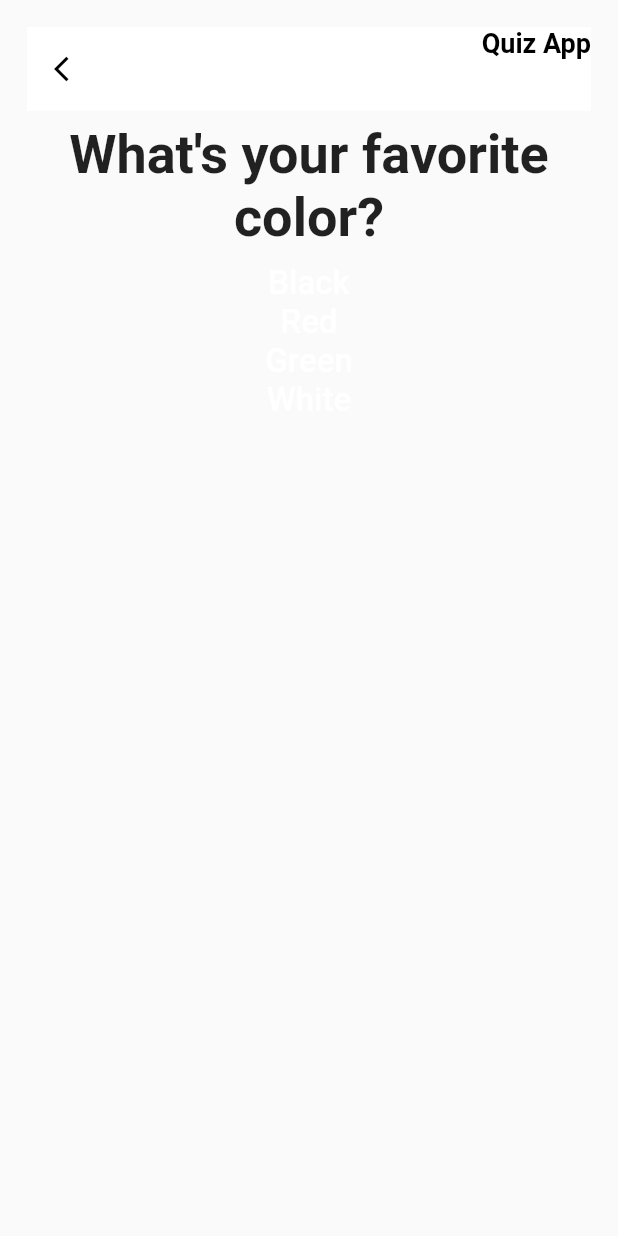
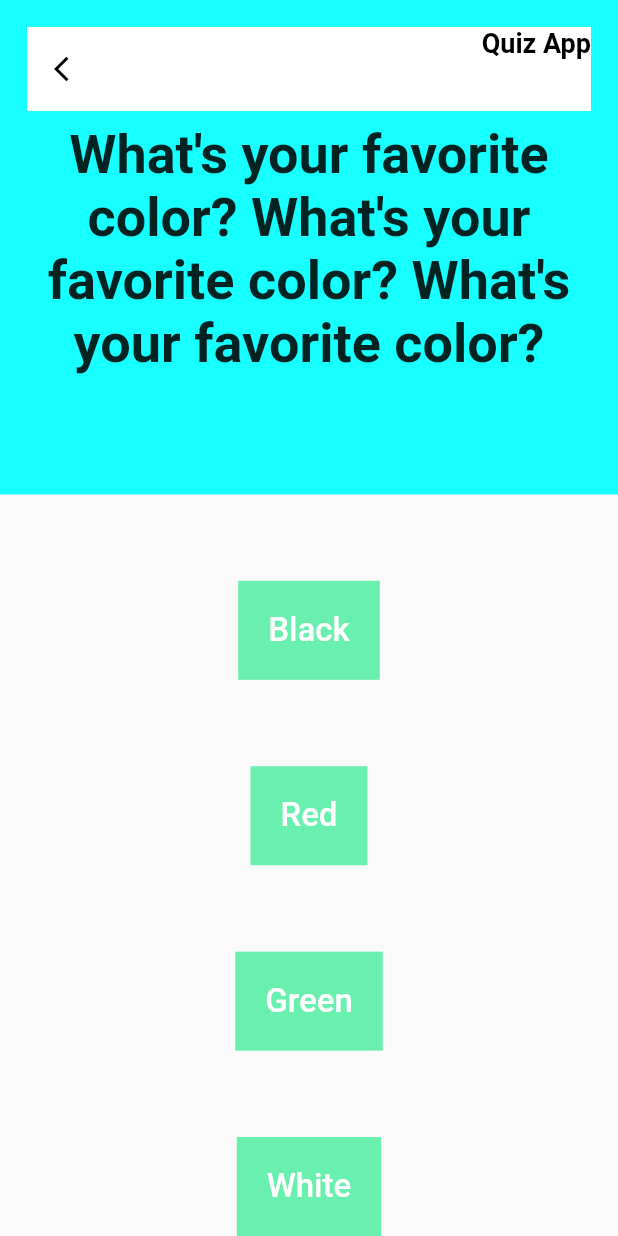
Before and after one commit to saurabhgrewal718/Quiz-app-, a Flutter app: the MyQuizApp screen opened by its route, on a phone screen of 412 x 824 dp. Run offline on Flutter 3.47's test engine with Material 2 defaults, Android fonts, the light colour scheme and no system bars; our stand-ins replace google_fonts; missing offline and left inert: animated_button; network calls fail.

Commit message:
added the variable size and 140 character limit for the question

```diff
--- a/quizapp/lib/src/pages/quiz/answer.dart
+++ b/quizapp/lib/src/pages/quiz/answer.dart
@@ -10,8 +10,10 @@ class Answer extends StatelessWidget {
 
   @override
   Widget build(BuildContext context) {
-    return Center(
+    return Container(
+      padding: EdgeInsets.all(10),
       child: AnimatedButton(
+          width: MediaQuery.of(context).size.width * 0.7,
           child: Text(
                 answerText,
                 style: TextStyle(
--- a/quizapp/lib/src/pages/quiz/my_quiz_app.dart
+++ b/quizapp/lib/src/pages/quiz/my_quiz_app.dart
@@ -14,7 +14,7 @@ class MyQuizApp extends StatefulWidget {
 class _MyAppState extends State<MyQuizApp> {
   final _questions = const [
     {
-      'questionText': 'What\'s your favorite color?',
+      'questionText': 'What\'s your favorite color? What\'s your favorite color? What\'s your favorite color?',
       'answers': [
         {'text': 'Black', 'score': 10},
         {'text': 'Red', 'score': 5},
@@ -23,7 +23,7 @@ class _MyAppState extends State<MyQuizApp> {
       ],
     },
     {
-      'questionText': 'What\'s your favorite animal?',
+      'questionText': 'What\'s your favorite animal? What\'s your favorite color? What\'s your favorite color? What\'s your favorite color?  What\'s your favorite color?',
       'answers': [
         {'text': 'Rabbit', 'score': 3},
         {'text': 'Snake', 'score': 11},
--- a/quizapp/lib/src/pages/quiz/question.dart
+++ b/quizapp/lib/src/pages/quiz/question.dart
@@ -8,6 +8,8 @@ class Question extends StatelessWidget {
 
   @override
   Widget build(BuildContext context) {
+    print(questionText.length);
+    double textsize = questionText.length > 83 ? 28 : 36;
     return Container(
       width: double.infinity,
       margin: EdgeInsets.all(10),
@@ -16,7 +18,7 @@ class Question extends StatelessWidget {
           Headofapp(title: "Quiz App",subtitle: "This is my subtitle",),
           Text(
               questionText,
-              style: TextStyle(fontSize: 36, fontWeight: FontWeight.bold),
+              style: TextStyle(fontSize: textsize, fontWeight: FontWeight.bold),
               textAlign: TextAlign.center,
             ),
         ],
--- a/quizapp/lib/src/pages/quiz/quiz.dart
+++ b/quizapp/lib/src/pages/quiz/quiz.dart
@@ -18,12 +18,20 @@ class Quiz extends StatelessWidget {
   @override
   Widget build(BuildContext context) {
     return Column(
+      mainAxisAlignment: MainAxisAlignment.spaceBetween,
       children: [
-        Question(
-          questions[questionIndex]['questionText'],
+        Container(
+          height: MediaQuery.of(context).size.height *0.4,
+          color: Colors.cyanAccent,
+          child: Question(
+            questions[questionIndex]['questionText'],
+          ),
         ),
         ...(questions[questionIndex]['answers'] as List<Map<String, Object>>).map((answer) {
-          return Answer(() => answerQuestion(answer['score']), answer['text']);
+          return Container(
+            padding: EdgeInsets.all(10),
+            color: Colors.greenAccent,
+            child: Answer(() => answerQuestion(answer['score']), answer['text']));
         }).toList()
       ],
     );
```
